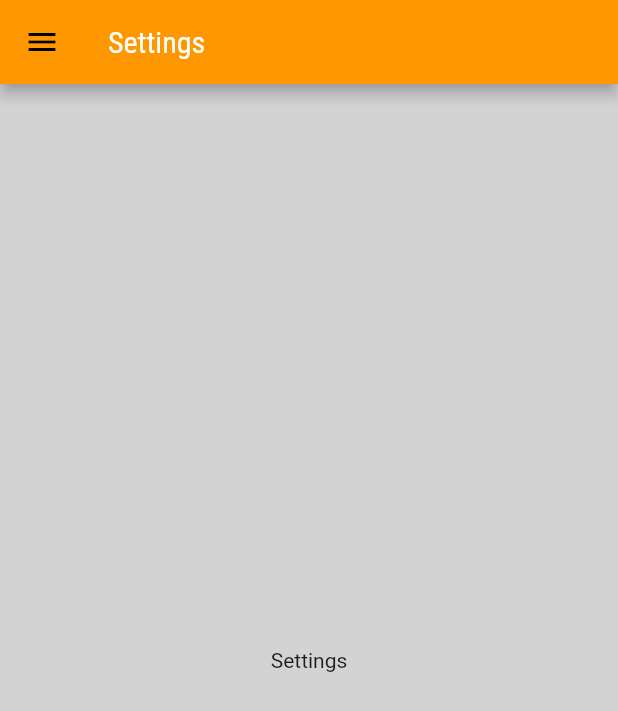
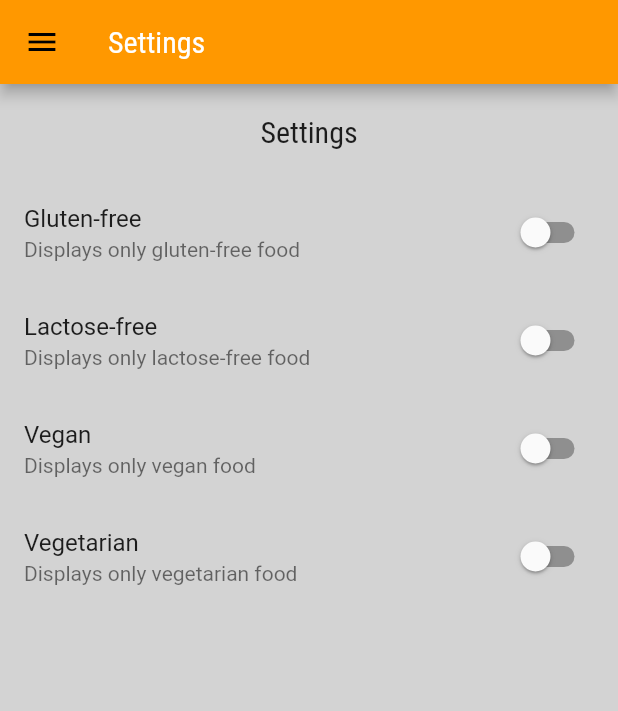
Before and after one commit to IsmaelCardoso/meals_exemple_flutter_navigation, a Flutter app: the SettingsScreen screen opened by its route, on a phone screen of 412 x 824 dp. Shown: the top 711 px of the screen. Run offline on Flutter 3.47's test engine with Material 2 defaults, Android fonts, the phone set to English and light mode, and no system bars.

Commit message:
chore(settings, settings.screen and main_drawer): created settings screen

```diff
--- a/lib/main.dart
+++ b/lib/main.dart
@@ -1,5 +1,5 @@
 import 'package:flutter/material.dart';
-import 'screens/settings.screen.dart';
+import 'screens/settings_screen.dart';
 import 'screens/categories_meals_screen.dart';
 import 'screens/meal_detail_screen.dart';
 import 'screens/tabs_screen.dart';
--- /dev/null
+++ b/lib/models/settings.dart
@@ -0,0 +1,13 @@
+class Settings {
+  bool isGlutenFree;
+  bool isLactoseFree;
+  bool isVegan;
+  bool isVegetarian;
+
+  Settings({
+    this.isGlutenFree = false,
+    this.isLactoseFree = false,
+    this.isVegan = false,
+    this.isVegetarian = false,
+  });
+}
--- a/lib/screens/settings.screen.dart
+++ /dev/null
@@ -1,17 +0,0 @@
-import 'package:flutter/material.dart';
-import 'package:meals_exemple_flutter_navigation/widgets/main_drawer.dart';
-
-class SettingsScreen extends StatelessWidget {
-  @override
-  Widget build(BuildContext context) {
-    return Scaffold(
-      appBar: AppBar(
-        title: Text('Settings'),
-      ),
-      drawer: MainDrawer(),
-      body: Center(
-        child: Text("Settings"),
-      ),
-    );
-  }
-}
--- /dev/null
+++ b/lib/screens/settings_screen.dart
@@ -0,0 +1,78 @@
+import 'package:flutter/material.dart';
+import '../models/settings.dart';
+import '../widgets/main_drawer.dart';
+
+class SettingsScreen extends StatefulWidget {
+  @override
+  _SettingsScreenState createState() => _SettingsScreenState();
+}
+
+class _SettingsScreenState extends State<SettingsScreen> {
+  var settings = Settings();
+
+  Widget _createWchitch({
+    String title,
+    String subtitle,
+    bool value,
+    Function onChanged,
+  }) {
+    return SwitchListTile.adaptive(
+        title: Text(title),
+        subtitle: Text(subtitle),
+        value: value,
+        onChanged: onChanged);
+  }
+
+  @override
+  Widget build(BuildContext context) {
+    return Scaffold(
+      appBar: AppBar(
+        title: Text('Settings'),
+      ),
+      drawer: MainDrawer(),
+      body: Column(
+        children: [
+          Container(
+            padding: EdgeInsets.all(20),
+            child: Text(
+              'Settings',
+              style: Theme.of(context).textTheme.headline6,
+            ),
+          ),
+          Expanded(
+              child: ListView(
+            children: [
+              _createWchitch(
+                title: 'Gluten-free',
+                subtitle: 'Displays only gluten-free food',
+                value: settings.isGlutenFree,
+                onChanged: (value) =>
+                    setState(() => settings.isGlutenFree = value),
+              ),
+              _createWchitch(
+                title: 'Lactose-free',
+                subtitle: 'Displays only lactose-free food',
+                value: settings.isLactoseFree,
+                onChanged: (value) =>
+                    setState(() => settings.isLactoseFree = value),
+              ),
+              _createWchitch(
+                title: 'Vegan',
+                subtitle: 'Displays only vegan food',
+                value: settings.isVegan,
+                onChanged: (value) => setState(() => settings.isVegan = value),
+              ),
+              _createWchitch(
+                title: 'Vegetarian',
+                subtitle: 'Displays only vegetarian food',
+                value: settings.isVegetarian,
+                onChanged: (value) =>
+                    setState(() => settings.isVegetarian = value),
+              ),
+            ],
+          ))
+        ],
+      ),
+    );
+  }
+}
--- a/lib/widgets/main_drawer.dart
+++ b/lib/widgets/main_drawer.dart
@@ -1,5 +1,5 @@
 import 'package:flutter/material.dart';
-import 'package:meals_exemple_flutter_navigation/utils/app_routes.dart';
+import '../utils/app_routes.dart';
 
 class MainDrawer extends StatelessWidget {
   Widget _createIconItem({
```
